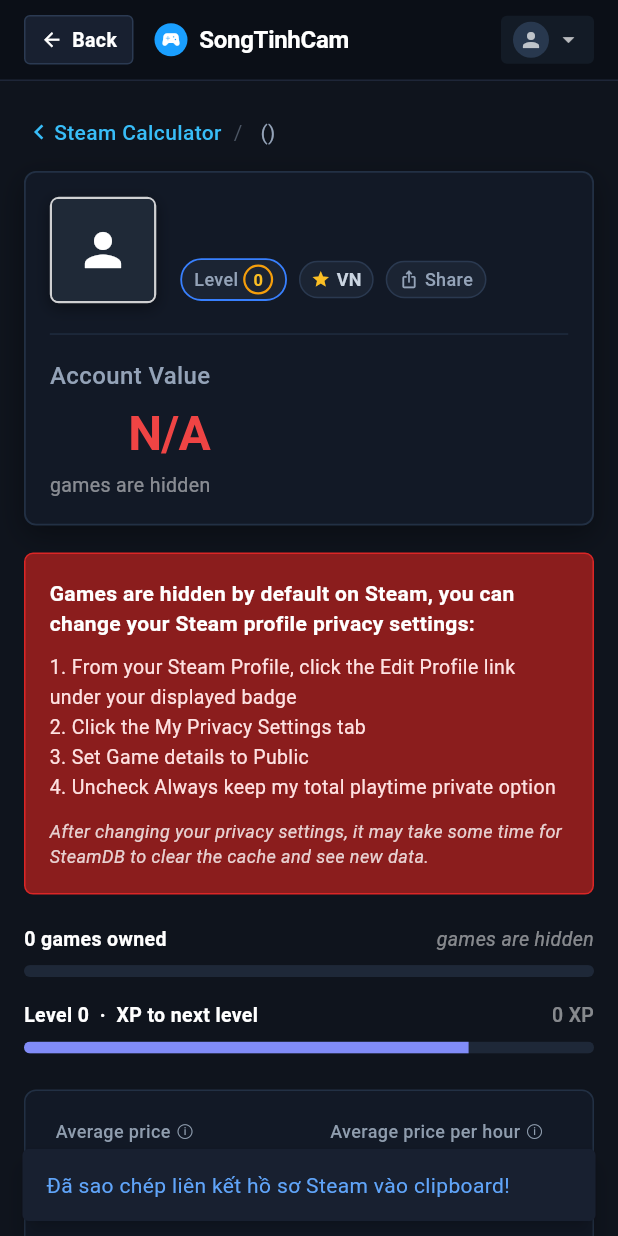
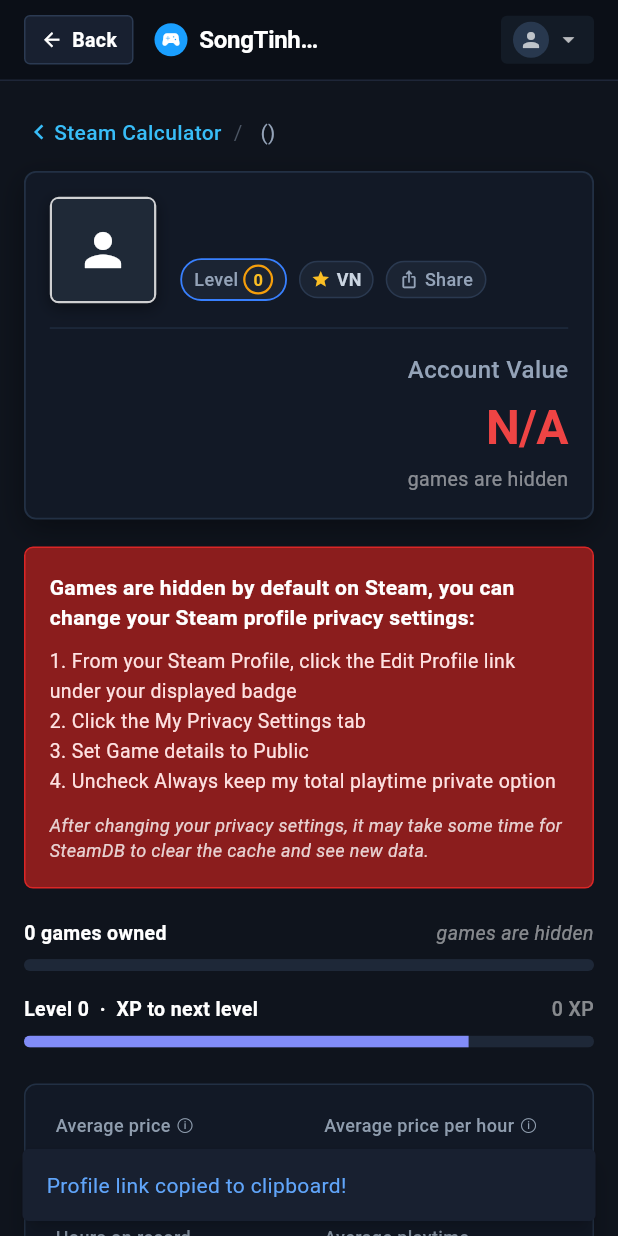
Before and after one commit to Hantq04/songtinhcam, a Flutter app: the SteamResultScreen screen opened directly with empty values, after a tap on "Share", on a phone screen of 412 x 824 dp. Run offline on Flutter 3.47's test engine with Material 3 defaults, Android fonts, the phone set to English and light mode, and no system bars; Roboto replaces fonts that are missing (Segoe UI).

Commit message:
fix: account value position

```diff
--- a/lib/screens/steam_calculator_screen.dart
+++ b/lib/screens/steam_calculator_screen.dart
@@ -57,7 +57,7 @@
         const SnackBar(
           backgroundColor: Color(0xFFE53935),
           content: Text(
-            'Vui lòng nhập Profile URL hoặc Steam ID!',
+            'Please enter a Steam Profile URL or Steam ID!',
             style: TextStyle(color: Colors.white),
           ),
           behavior: SnackBarBehavior.floating,
@@ -172,7 +172,7 @@
                                 ),
                                 SizedBox(height: 16),
                                 Text(
-                                  'Đang tải dữ liệu hồ sơ và thư viện Steam...',
+                                  'Loading Steam profile and library data...',
                                   style: TextStyle(
                                     color: Color(0xFF94A3B8),
                                     fontSize: 14,
@@ -692,7 +692,7 @@
                         size: 16,
                         color: Color(0xFF6B7E96),
                       ),
-                      tooltip: 'Điền vào ô URL/SteamID',
+                      tooltip: 'Fill in URL/SteamID',
                       onPressed: () => _fillSampleUrl(item['url']!),
                     ),
                   ],
--- a/lib/screens/steam_result_screen.dart
+++ b/lib/screens/steam_result_screen.dart
@@ -61,7 +61,7 @@
       ScaffoldMessenger.of(context).showSnackBar(
         SnackBar(
           backgroundColor: const Color(0xFF1E2838),
-          content: Text('Đã cập nhật dữ liệu cho: ${_result.profileName}'),
+          content: Text('Updated data for: ${_result.profileName}'),
           behavior: SnackBarBehavior.floating,
         ),
       );
@@ -87,7 +87,7 @@
       const SnackBar(
         backgroundColor: Color(0xFF182030),
         content: Text(
-          'Đã sao chép liên kết hồ sơ Steam vào clipboard!',
+          'Profile link copied to clipboard!',
           style: TextStyle(color: Color(0xFF60A5FA)),
         ),
         behavior: SnackBarBehavior.floating,
@@ -222,13 +222,16 @@
       padding: EdgeInsets.all(isMobile ? 16 : 24),
       child: isMobile
           ? Column(
-              crossAxisAlignment: CrossAxisAlignment.start,
+              crossAxisAlignment: CrossAxisAlignment.stretch,
               children: [
                 _buildProfileLeft(),
-                const SizedBox(height: 20),
+                const SizedBox(height: 16),
                 const Divider(color: Color(0xFF1E2B3E), height: 1),
                 const SizedBox(height: 16),
-                _buildProfileRight(),
+                Align(
+                  alignment: Alignment.centerRight,
+                  child: _buildProfileRight(),
+                ),
               ],
             )
           : Row(
@@ -552,7 +555,7 @@
           Expanded(
             child: Text(
               _result.statusNote ??
-                  'Dữ liệu đầy đủ từ Steam Web API & Steam Store API (đã quét toàn bộ thư viện game và giá hiện tại).',
+                  'Full data from Steam Web API & Steam Store API (scanned entire game library and current prices).',
               style: const TextStyle(
                 color: Color(0xFF93C5FD),
                 fontSize: 13,
@@ -578,20 +581,28 @@
         Row(
           mainAxisAlignment: MainAxisAlignment.spaceBetween,
           children: [
-            Text(
+            Flexible(
+              child: Text(
                 '$gamesCount games owned',
+                overflow: TextOverflow.ellipsis,
                 style: const TextStyle(
                   color: Colors.white,
                   fontSize: 13,
                   fontWeight: FontWeight.w600,
                 ),
               ),
-            Text(
+            ),
+            const SizedBox(width: 8),
+            Flexible(
+              child: Text(
                 calculatedCount > 0 ? '$calculatedCount games calculated' : 'games are hidden',
+                overflow: TextOverflow.ellipsis,
+                textAlign: TextAlign.right,
                 style: TextStyle(
                   color: Colors.white.withValues(alpha: 0.5),
                   fontSize: 13,
                   fontStyle: FontStyle.italic,
+                ),
               ),
             ),
           ],
@@ -615,20 +626,28 @@
         Row(
           mainAxisAlignment: MainAxisAlignment.spaceBetween,
           children: [
-            Text(
+            Flexible(
+              child: Text(
                 'Level ${_result.steamLevel}  ·  XP to next level',
+                overflow: TextOverflow.ellipsis,
                 style: const TextStyle(
                   color: Colors.white,
                   fontSize: 13,
                   fontWeight: FontWeight.w600,
                 ),
               ),
-            Text(
+            ),
+            const SizedBox(width: 8),
+            Flexible(
+              child: Text(
                 '${_result.steamLevel * 100} XP',
+                overflow: TextOverflow.ellipsis,
+                textAlign: TextAlign.right,
                 style: TextStyle(
                   color: Colors.white.withValues(alpha: 0.5),
                   fontSize: 13,
                   fontWeight: FontWeight.w500,
+                ),
               ),
             ),
           ],
@@ -685,17 +704,26 @@
         border: Border.all(color: const Color(0xFF223044)),
       ),
       padding: const EdgeInsets.symmetric(horizontal: 20, vertical: 18),
-      child: Wrap(
-        spacing: 24,
+      child: LayoutBuilder(
+        builder: (context, constraints) {
+          final isNarrow = constraints.maxWidth < 620;
+          final colWidth = isNarrow
+              ? (constraints.maxWidth - 20) / 2
+              : 155.0;
+
+          return Wrap(
+            spacing: isNarrow ? 20 : 24,
             runSpacing: 20,
             alignment: WrapAlignment.spaceBetween,
             children: [
-          _buildStatColumn('Average price ⓘ', avgPriceStr, Colors.white),
-          _buildStatColumn('Average price per hour ⓘ', _result.pricePerHour, const Color(0xFFFBBF24)),
-          _buildStatColumn('Hours on record', _result.hoursPlayed, Colors.white),
-          _buildStatColumn('Average playtime', avgPlaytimeStr, Colors.white),
-          _buildStatColumn("⭐ Today's prices ⓘ", _result.lowestPrice, const Color(0xFF60A5FA)),
+              _buildStatColumn('Average price ⓘ', avgPriceStr, Colors.white, width: colWidth),
+              _buildStatColumn('Average price per hour ⓘ', _result.pricePerHour, const Color(0xFFFBBF24), width: colWidth),
+              _buildStatColumn('Hours on record', _result.hoursPlayed, Colors.white, width: colWidth),
+              _buildStatColumn('Average playtime', avgPlaytimeStr, Colors.white, width: colWidth),
+              _buildStatColumn("⭐ Today's prices ⓘ", _result.lowestPrice, const Color(0xFF60A5FA), width: colWidth),
             ],
+          );
+        },
       ),
     );
   }
@@ -703,9 +731,9 @@
   String _formatAvgPrice(num amount) =>
       SteamFormatters.formatAmount(amount, _currencyName);
 
-  Widget _buildStatColumn(String label, String value, Color valueColor) {
+  Widget _buildStatColumn(String label, String value, Color valueColor, {double? width}) {
     return SizedBox(
-      width: 155,
+      width: width ?? 155,
       child: Column(
         crossAxisAlignment: CrossAxisAlignment.start,
         children: [
--- a/lib/widgets/steam_top_nav_bar.dart
+++ b/lib/widgets/steam_top_nav_bar.dart
@@ -96,7 +96,8 @@
           if (showBackButton || showMenuButton) const SizedBox(width: 14),
 
           // Logo SongTinhCam SteamDB style
-          Row(
+          Flexible(
+            child: Row(
               mainAxisSize: MainAxisSize.min,
               children: [
                 Container(
@@ -115,8 +116,10 @@
                   ),
                 ),
                 const SizedBox(width: 8),
-              const Text(
+                const Flexible(
+                  child: Text(
                     'SongTinhCam',
+                    overflow: TextOverflow.ellipsis,
                     style: TextStyle(
                       color: Colors.white,
                       fontSize: 16,
@@ -124,7 +127,9 @@
                       letterSpacing: -0.2,
                     ),
                   ),
+                ),
               ],
+            ),
           ),
 
           const Spacer(),
--- a/pubspec.yaml
+++ b/pubspec.yaml
@@ -16,7 +16,7 @@
 # https://developer.apple.com/library/archive/documentation/General/Reference/InfoPlistKeyReference/Articles/CoreFoundationKeys.html
 # In Windows, build-name is used as the major, minor, and patch parts
 # of the product and file versions while build-number is used as the build suffix.
-version: 1.0.0+1
+version: 1.0.1+1
 
 environment:
   sdk: ^3.13.5
```
Also changed, not shown: 2 other files. Lines whose indentation alone changed are shown as unchanged.
